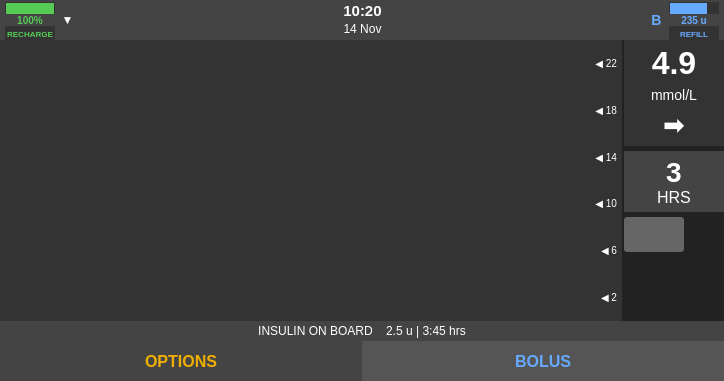
Above: mainwindow.ui from moazsholook/COMP3004_Proj before the change. Below: the same form after it.
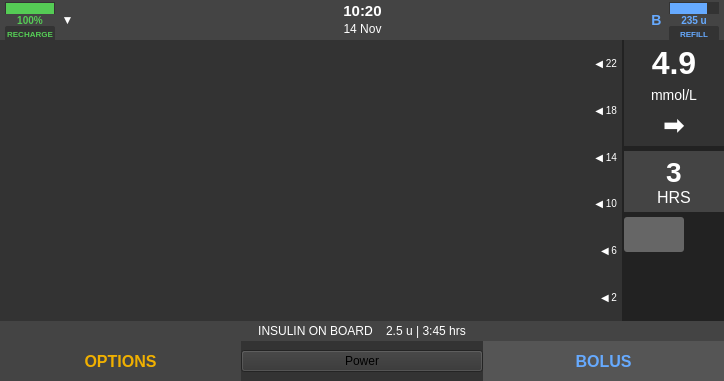
That is the form after the change. Icons and pictures are not drawn.

Commit message: Power Button Working

What changed in the file:
```diff
--- a/mainwindow.ui
+++ b/mainwindow.ui
@@ -805,6 +805,13 @@
            </property>
           </widget>
          </item>
+         <item>
+          <widget class="QPushButton" name="powerButton">
+           <property name="text">
+            <string>Power</string>
+           </property>
+          </widget>
+         </item>
          <item>
           <widget class="QPushButton" name="bolusButton">
            <property name="minimumSize">
```
The commit also changes 9 other files.
